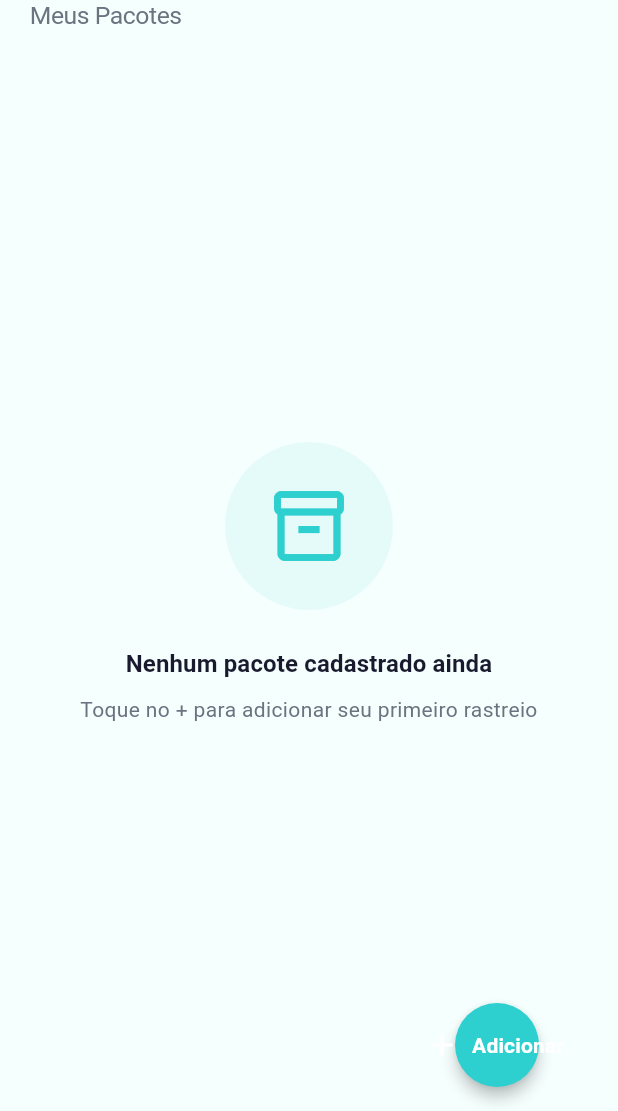
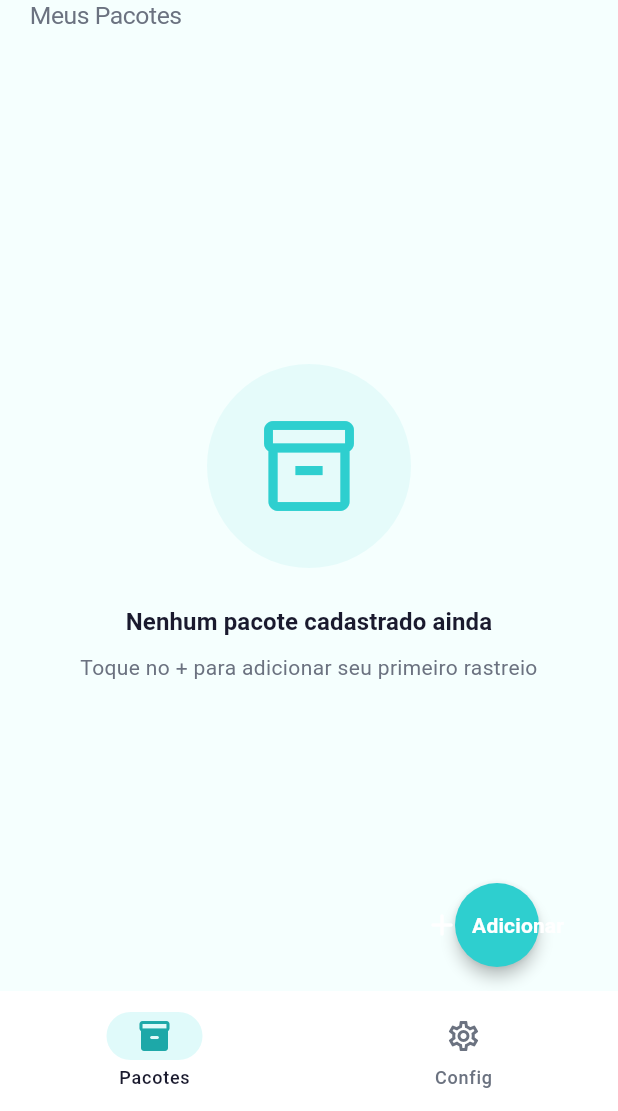
Before and after one commit to michellarruda/rastreio-ja, a Flutter app: the screen it shows after launch, on a phone screen of 412 x 824 dp, the part 125-1236 px from its top. Run offline on Flutter 3.47's test engine with Material 3 defaults, Android fonts, the phone set to English and light mode, and no system bars; our stand-ins replace dio, flutter_local_notifications, flutter_riverpod, go_router, hive_flutter, lottie and 1 more; accounts and stored records are empty.

Commit message:
feat: fase 4 concluida — UX e polimento
- T23: Pull-to-refresh confirmado na HomeScreen
- T24: NotificationService com flutter_local_notifications (skip web)
- T25: Responsividade Web — NavigationRail (wide) + BottomNavigationBar (mobile)
- T26: AnimatedListItem com stagger delay por indice
- T27: EmptyStateWidget e ErrorStateWidget com suporte a Lottie e fallback automatico

```diff
--- a/lib/core/router/app_router.dart
+++ b/lib/core/router/app_router.dart
@@ -1,13 +1,18 @@
-// Rastreio Já — Rotas (GoRouter) — configuração completa
 // Rastreio Já — Rotas (GoRouter) — configuração completa
 library;
 
 import 'package:flutter/material.dart';
 import 'package:go_router/go_router.dart';
+import 'package:rastreio_ja/core/constants/app_colors.dart';
 import 'package:rastreio_ja/features/settings/presentation/screens/settings_screen.dart';
 import 'package:rastreio_ja/features/tracking/presentation/screens/add_package_screen.dart';
 import 'package:rastreio_ja/features/tracking/presentation/screens/home_screen.dart';
 import 'package:rastreio_ja/features/tracking/presentation/screens/package_detail_screen.dart';
+
+// -------------------------------------------------------
+// Breakpoints
+// -------------------------------------------------------
+const _kWideBreakpoint = 600.0;
 
 // -------------------------------------------------------
 // Rotas nomeadas
@@ -18,12 +23,11 @@ abstract final class AppRoutes {
   static const packageDetail = '/package/:id';
   static const settings = '/settings';
 
-  /// Gera a rota de detalhe com o [id] preenchido
   static String packageDetailOf(final String id) => '/package/$id';
 }
 
 // -------------------------------------------------------
-// Router principal
+// Router principal com ShellRoute
 // -------------------------------------------------------
 final appRouter = GoRouter(
   initialLocation: AppRoutes.home,
@@ -31,55 +35,168 @@ final appRouter = GoRouter(
   errorBuilder: (final BuildContext context, final GoRouterState state) =>
       _NotFoundScreen(location: state.uri.toString()),
   routes: [
-    GoRoute(
-      path: AppRoutes.home,
-      name: 'home',
-      pageBuilder: (
+    ShellRoute(
+      builder: (
         final BuildContext context,
         final GoRouterState state,
+        final Widget child,
       ) =>
-          _fadePage(state, const HomeScreen()),
+          _AdaptiveShell(
+        currentLocation: state.uri.toString(),
+        child: child,
+      ),
+      routes: [
+        GoRoute(
+          path: AppRoutes.home,
+          name: 'home',
+          pageBuilder: (final context, final state) =>
+              _fadePage(state, const HomeScreen()),
+        ),
+        GoRoute(
+          path: AppRoutes.settings,
+          name: 'settings',
+          pageBuilder: (final context, final state) =>
+              _fadePage(state, const SettingsScreen()),
+        ),
+      ],
     ),
+    // Rotas fora do shell — sem NavigationRail
     GoRoute(
       path: AppRoutes.addPackage,
       name: 'add-package',
-      pageBuilder: (
-        final BuildContext context,
-        final GoRouterState state,
-      ) =>
+      pageBuilder: (final context, final state) =>
           _slidePage(state, const AddPackageScreen()),
     ),
     GoRoute(
       path: AppRoutes.packageDetail,
       name: 'package-detail',
-      pageBuilder: (
-        final BuildContext context,
-        final GoRouterState state,
-      ) =>
-          _slidePage(
+      pageBuilder: (final context, final state) => _slidePage(
         state,
         PackageDetailScreen(
           packageId: state.pathParameters['id'] ?? '',
         ),
       ),
     ),
-    GoRoute(
-      path: AppRoutes.settings,
-      name: 'settings',
-      pageBuilder: (
-        final BuildContext context,
-        final GoRouterState state,
-      ) =>
-          _slidePage(state, const SettingsScreen()),
-    ),
   ],
 );
 
 // -------------------------------------------------------
-// Transições de página
+// AdaptiveShell
 // -------------------------------------------------------
+class _AdaptiveShell extends StatelessWidget {
+  const _AdaptiveShell({
+    required this.currentLocation,
+    required this.child,
+  });
 
-/// Transição fade — usada na Home
+  final String currentLocation;
+  final Widget child;
+
+  int get _selectedIndex {
+    if (currentLocation.startsWith(AppRoutes.settings)) return 1;
+    return 0;
+  }
+
+  void _onDestinationSelected(
+    final int index,
+    final BuildContext context,
+  ) {
+    switch (index) {
+      case 0:
+        context.go(AppRoutes.home);
+      case 1:
+        context.go(AppRoutes.settings);
+    }
+  }
+
+  @override
+  Widget build(final BuildContext context) {
+    final isWide = MediaQuery.of(context).size.width >= _kWideBreakpoint;
+
+    if (isWide) {
+      return Scaffold(
+        body: Row(
+          children: [
+            NavigationRail(
+              selectedIndex: _selectedIndex,
+              onDestinationSelected: (final i) =>
+                  _onDestinationSelected(i, context),
+              labelType: NavigationRailLabelType.all,
+              leading: Padding(
+                padding: const EdgeInsets.symmetric(vertical: 16),
+                child: Column(
+                  children: [
+                    Container(
+                      width: 36,
+                      height: 36,
+                      decoration: const BoxDecoration(
+                        color: AppColors.tealPrimary,
+                        shape: BoxShape.circle,
+                      ),
+                      child: const Icon(
+                        Icons.local_shipping_rounded,
+                        color: Colors.white,
+                        size: 20,
+                      ),
+                    ),
+                    const SizedBox(height: 4),
+                    const Text(
+                      'RJ',
+                      style: TextStyle(
+                        fontSize: 10,
+                        fontWeight: FontWeight.w800,
+                        color: AppColors.tealPrimary,
+                      ),
+                    ),
+                  ],
+                ),
+              ),
+              destinations: const [
+                NavigationRailDestination(
+                  icon: Icon(Icons.inventory_2_outlined),
+                  selectedIcon: Icon(Icons.inventory_2_rounded),
+                  label: Text('Pacotes'),
+                ),
+                NavigationRailDestination(
+                  icon: Icon(Icons.settings_outlined),
+                  selectedIcon: Icon(Icons.settings_rounded),
+                  label: Text('Config'),
+                ),
+              ],
+            ),
+            const VerticalDivider(width: 1),
+            Expanded(child: child),
+          ],
+        ),
+      );
+    }
+
+    // Mobile — BottomNavigationBar
+    return Scaffold(
+      body: child,
+      bottomNavigationBar: NavigationBar(
+        selectedIndex: _selectedIndex,
+        onDestinationSelected: (final i) => _onDestinationSelected(i, context),
+        destinations: const [
+          NavigationDestination(
+            icon: Icon(Icons.inventory_2_outlined),
+            selectedIcon: Icon(Icons.inventory_2_rounded),
+            label: 'Pacotes',
+          ),
+          NavigationDestination(
+            icon: Icon(Icons.settings_outlined),
+            selectedIcon: Icon(Icons.settings_rounded),
+            label: 'Config',
+          ),
+        ],
+      ),
+    );
+  }
+}
+
+// -------------------------------------------------------
+// Transições
+// -------------------------------------------------------
 CustomTransitionPage<void> _fadePage(
   final GoRouterState state,
   final Widget child,
@@ -89,15 +206,14 @@ CustomTransitionPage<void> _fadePage(
       child: child,
       transitionDuration: const Duration(milliseconds: 250),
       transitionsBuilder: (
-        final BuildContext context,
-        final Animation<double> animation,
-        final Animation<double> secondaryAnimation,
-        final Widget child,
+        final context,
+        final animation,
+        final __,
+        final child,
       ) =>
           FadeTransition(opacity: animation, child: child),
     );
 
-/// Transição slide da direita — usada nas demais telas
 CustomTransitionPage<void> _slidePage(
   final GoRouterState state,
   final Widget child,
@@ -106,10 +222,10 @@ CustomTransitionPage<void> _slidePage(
       key: state.pageKey,
       child: child,
       transitionsBuilder: (
-        final BuildContext context,
-        final Animation<double> animation,
-        final Animation<double> secondaryAnimation,
-        final Widget child,
+        final context,
+        final animation,
+        final __,
+        final child,
       ) =>
           SlideTransition(
         position: Tween<Offset>(
@@ -123,7 +239,7 @@ CustomTransitionPage<void> _slidePage(
     );
 
 // -------------------------------------------------------
-// Observer — loga navegação em debug
+// Observer
 // -------------------------------------------------------
 class _AppRouteObserver extends NavigatorObserver {
   @override
@@ -135,7 +251,10 @@ class _AppRouteObserver extends NavigatorObserver {
   }
 
   @override
-  void didPop(final Route<dynamic> route, final Route<dynamic>? previousRoute) {
+  void didPop(
+    final Route<dynamic> route,
+    final Route<dynamic>? previousRoute,
+  ) {
     debugPrint('[Router] pop: ${route.settings.name}');
   }
 
@@ -149,7 +268,7 @@ class _AppRouteObserver extends NavigatorObserver {
 }
 
 // -------------------------------------------------------
-// Tela 404 — rota não encontrada
+// 404
 // -------------------------------------------------------
 class _NotFoundScreen extends StatelessWidget {
   const _NotFoundScreen({required this.location});
@@ -166,7 +285,7 @@ class _NotFoundScreen extends StatelessWidget {
             const SizedBox(height: 16),
             const Text(
               'Página não encontrada',
-              style: TextStyle(fontSize: 20, fontWeight: FontWeight.bold),
+              style: TextStyle(fontSize: 20, fontWeight: FontWeight.w800),
             ),
             const SizedBox(height: 8),
             Text(
--- /dev/null
+++ b/lib/core/widgets/empty_state_widget.dart
@@ -0,0 +1,180 @@
+// Rastreio Já — Widget: EmptyStateWidget e ErrorStateWidget
+library;
+
+import 'package:flutter/material.dart';
+import 'package:lottie/lottie.dart';
+import 'package:rastreio_ja/core/constants/app_colors.dart';
+
+class EmptyStateWidget extends StatelessWidget {
+  const EmptyStateWidget({
+    super.key,
+    this.title = 'Nada por aqui',
+    this.subtitle,
+    this.actionLabel,
+    this.onAction,
+    this.animationPath,
+    this.icon = Icons.inventory_2_outlined,
+    this.iconColor = AppColors.tealPrimary,
+  });
+
+  final String title;
+  final String? subtitle;
+  final String? actionLabel;
+  final VoidCallback? onAction;
+  final String? animationPath;
+  final IconData icon;
+  final Color iconColor;
+
+  @override
+  Widget build(final BuildContext context) => _StateWidget(
+        title: title,
+        subtitle: subtitle,
+        actionLabel: actionLabel,
+        onAction: onAction,
+        animationPath: animationPath,
+        fallbackIcon: icon,
+        fallbackColor: iconColor,
+      );
+}
+
+class ErrorStateWidget extends StatelessWidget {
+  const ErrorStateWidget({
+    super.key,
+    this.title = 'Algo deu errado',
+    this.subtitle,
+    this.actionLabel = 'Tentar novamente',
+    this.onAction,
+    this.animationPath,
+  });
+
+  final String title;
+  final String? subtitle;
+  final String? actionLabel;
+  final VoidCallback? onAction;
+  final String? animationPath;
+
+  @override
+  Widget build(final BuildContext context) => _StateWidget(
+        title: title,
+        subtitle: subtitle,
+        actionLabel: actionLabel,
+        onAction: onAction,
+        animationPath: animationPath,
+        fallbackIcon: Icons.error_outline_rounded,
+        fallbackColor: AppColors.error,
+      );
+}
+
+// -------------------------------------------------------
+// Widget interno compartilhado
+// -------------------------------------------------------
+
+class _StateWidget extends StatelessWidget {
+  const _StateWidget({
+    required this.title,
+    required this.fallbackIcon,
+    required this.fallbackColor,
+    this.subtitle,
+    this.actionLabel,
+    this.onAction,
+    this.animationPath,
+  });
+
+  final String title;
+  final String? subtitle;
+  final String? actionLabel;
+  final VoidCallback? onAction;
+  final String? animationPath;
+  final IconData fallbackIcon;
+  final Color fallbackColor;
+
+  @override
+  Widget build(final BuildContext context) {
+    final theme = Theme.of(context);
+    final isDark = theme.brightness == Brightness.dark;
+
+    return Center(
+      child: Padding(
+        padding: const EdgeInsets.symmetric(horizontal: 40),
+        child: Column(
+          mainAxisSize: MainAxisSize.min,
+          children: [
+            _IllustrationOrIcon(
+              animationPath: animationPath,
+              fallbackIcon: fallbackIcon,
+              fallbackColor: fallbackColor,
+            ),
+            const SizedBox(height: 24),
+            Text(
+              title,
+              style: theme.textTheme.titleMedium?.copyWith(
+                fontWeight: FontWeight.w700,
+              ),
+              textAlign: TextAlign.center,
+            ),
+            if (subtitle != null) ...[
+              const SizedBox(height: 8),
+              Text(
+                subtitle!,
+                style: theme.textTheme.bodyMedium?.copyWith(
+                  color: isDark
+                      ? AppColors.textSecondaryDark
+                      : AppColors.textSecondaryLight,
+                ),
+                textAlign: TextAlign.center,
+              ),
+            ],
+            if (actionLabel != null && onAction != null) ...[
+              const SizedBox(height: 24),
+              FilledButton.icon(
+                onPressed: onAction,
+                icon: const Icon(Icons.refresh_rounded),
+                label: Text(actionLabel!),
+                style: FilledButton.styleFrom(
+                  backgroundColor: fallbackColor,
+                ),
+              ),
+            ],
+          ],
+        ),
+      ),
+    );
+  }
+}
+
+class _IllustrationOrIcon extends StatelessWidget {
+  const _IllustrationOrIcon({
+    required this.fallbackIcon,
+    required this.fallbackColor,
+    this.animationPath,
+  });
+
+  final String? animationPath;
+  final IconData fallbackIcon;
+  final Color fallbackColor;
+
+  @override
+  Widget build(final BuildContext context) {
+    if (animationPath != null) {
+      return SizedBox(
+        width: 180,
+        height: 180,
+        child: Lottie.asset(
+          animationPath!,
+          fit: BoxFit.contain,
+          errorBuilder: (final context, final error, final _) => _fallback(),
+        ),
+      );
+    }
+    return _fallback();
+  }
+
+  Widget _fallback() => Container(
+        padding: const EdgeInsets.all(32),
+        decoration: BoxDecoration(
+          color: fallbackColor.withAlpha(20),
+          shape: BoxShape.circle,
+        ),
+        child: Icon(fallbackIcon, size: 72, color: fallbackColor),
+      );
+}
--- a/lib/features/tracking/presentation/screens/home_screen.dart
+++ b/lib/features/tracking/presentation/screens/home_screen.dart
@@ -10,6 +10,8 @@ import 'package:rastreio_ja/core/router/app_router.dart';
 import 'package:rastreio_ja/features/tracking/domain/entities/package_entity.dart';
 import 'package:rastreio_ja/features/tracking/domain/entities/package_status.dart';
 import 'package:rastreio_ja/features/tracking/presentation/providers/packages_provider.dart';
+import 'package:rastreio_ja/core/widgets/animated_list_item.dart';
+import 'package:rastreio_ja/core/widgets/empty_state_widget.dart';
 
 class HomeScreen extends ConsumerWidget {
   const HomeScreen({super.key});
@@ -44,7 +46,10 @@ class HomeScreen extends ConsumerWidget {
                         itemCount: packages.length,
                         separatorBuilder: (_, __) => const SizedBox(height: 12),
                         itemBuilder: (final context, final index) =>
-                            _PackageCard(package: packages[index]),
+                            AnimatedListItem(
+                          index: index,
+                          child: _PackageCard(package: packages[index]),
+                        ),
                       ),
                     ),
                   ),
@@ -344,51 +349,10 @@ class _EmptyState extends StatelessWidget {
   const _EmptyState();
 
   @override
-  Widget build(final BuildContext context) {
-    final theme = Theme.of(context);
-    final isDark = theme.brightness == Brightness.dark;
-
-    return Center(
-      child: Padding(
-        padding: const EdgeInsets.symmetric(horizontal: 40),
-        child: Column(
-          mainAxisSize: MainAxisSize.min,
-          children: [
-            Container(
-              padding: const EdgeInsets.all(28),
-              decoration: const BoxDecoration(
-                color: Color(0x142ECFCF),
-                shape: BoxShape.circle,
-              ),
-              child: const Icon(
-                Icons.inventory_2_outlined,
-                size: 56,
-                color: AppColors.tealPrimary,
-              ),
-            ),
-            const SizedBox(height: 24),
-            Text(
-              AppStrings.homeEmpty,
-              style: theme.textTheme.titleMedium?.copyWith(
-                fontWeight: FontWeight.w700,
-              ),
-              textAlign: TextAlign.center,
-            ),
-            const SizedBox(height: 8),
-            Text(
-              AppStrings.homeEmptySubtitle,
-              style: theme.textTheme.bodyMedium?.copyWith(
-                color: isDark
-                    ? AppColors.textSecondaryDark
-                    : AppColors.textSecondaryLight,
-              ),
-              textAlign: TextAlign.center,
-            ),
-          ],
-        ),
-      ),
-    );
-  }
+  Widget build(final BuildContext context) => const EmptyStateWidget(
+        title: AppStrings.homeEmpty,
+        subtitle: AppStrings.homeEmptySubtitle,
+      );
 }
 
 // -------------------------------------------------------
@@ -400,43 +364,8 @@ class _ErrorState extends StatelessWidget {
   final String message;
 
   @override
-  Widget build(final BuildContext context) {
-    final theme = Theme.of(context);
-    final isDark = theme.brightness == Brightness.dark;
-
-    return Center(
-      child: Padding(
-        padding: const EdgeInsets.symmetric(horizontal: 40),
-        child: Column(
-          mainAxisSize: MainAxisSize.min,
-          children: [
-            const Icon(
-              Icons.error_outline_rounded,
-              size: 56,
-              color: AppColors.error,
-            ),
-            const SizedBox(height: 16),
-            Text(
-              'Erro ao carregar pacotes',
-              style: theme.textTheme.titleMedium?.copyWith(
-                fontWeight: FontWeight.w700,
-              ),
-            ),
-            const SizedBox(height: 8),
-            Text(
-              message,
-              style: theme.textTheme.bodySmall?.copyWith(
-                color: isDark
-                    ? AppColors.textSecondaryDark
-                    : AppColors.textSecondaryLight,
-              ),
-              textAlign: TextAlign.center,
-              maxLines: 3,
-              overflow: TextOverflow.ellipsis,
-            ),
-          ],
-        ),
-      ),
-    );
-  }
+  Widget build(final BuildContext context) => ErrorStateWidget(
+        title: 'Erro ao carregar pacotes',
+        subtitle: message,
+      );
 }
--- a/lib/main.dart
+++ b/lib/main.dart
@@ -4,6 +4,7 @@ import 'package:flutter_riverpod/flutter_riverpod.dart';
 import 'package:flutter_web_plugins/url_strategy.dart';
 import 'package:go_router/go_router.dart';
 import 'package:rastreio_ja/app.dart';
+import 'package:rastreio_ja/core/services/notification_service.dart';
 import 'package:rastreio_ja/core/storage/hive_service.dart';
 
 void main() async {
@@ -11,6 +12,7 @@ void main() async {
   usePathUrlStrategy();
   GoRouter.optionURLReflectsImperativeAPIs = true;
   await HiveService.init();
+  await NotificationService.instance.init();
   runApp(
     const ProviderScope(
       child: RastreioJaApp(),
```
Also changed, not shown: lib/core/services/notification_service.dart (added, +86 -0 lines), lib/core/widgets/animated_list_item.dart (added, +71 -0 lines), lib/features/tracking/data/repositories/tracking_repository_impl.dart (+15 -2 lines).
